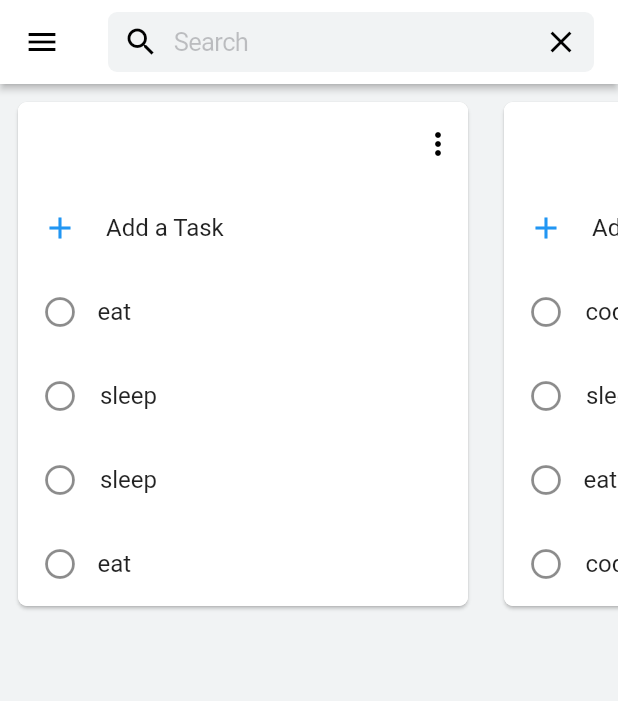
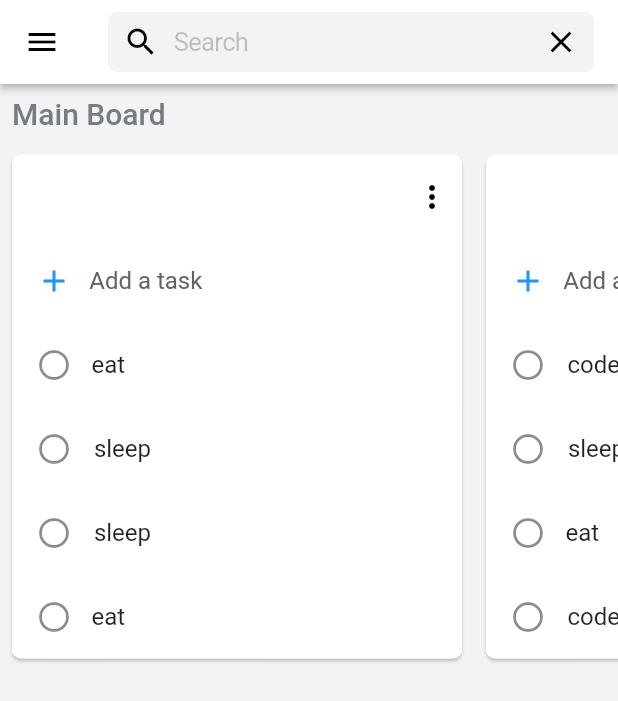
Before and after one commit to plokmij/todo, a Flutter app: the screen it shows after launch, on a phone screen of 412 x 824 dp. Shown: the top 701 px of the screen. Run offline on Flutter 3.47's test engine with Material 2 defaults, Android fonts, the phone set to English and light mode, and no system bars; our stand-ins replace google_fonts.

Commit message:
add new list button plus board name

```diff
--- /dev/null
+++ b/lib/app.dart
@@ -0,0 +1,19 @@
+import 'package:flutter/material.dart';
+import 'package:google_fonts/google_fonts.dart';
+import 'package:todo/screens/screen.dart';
+
+class MyApp extends StatelessWidget {
+  // This widget is the root of your application.
+  @override
+  Widget build(BuildContext context) {
+    return MaterialApp(
+      title: 'Flutter Demo',
+      theme: ThemeData(
+        textTheme: GoogleFonts.robotoTextTheme(),
+        primaryColor: Colors.white,
+        visualDensity: VisualDensity.adaptivePlatformDensity,
+      ),
+      home: Screen(),
+    );
+  }
+}
--- a/lib/main.dart
+++ b/lib/main.dart
@@ -1,22 +1,7 @@
 import 'package:flutter/cupertino.dart';
 import 'package:flutter/material.dart';
-import 'screens/screen.dart';
+import 'package:todo/app.dart';
 
 void main() {
   runApp(MyApp());
 }
-
-class MyApp extends StatelessWidget {
-  // This widget is the root of your application.
-  @override
-  Widget build(BuildContext context) {
-    return MaterialApp(
-      title: 'Flutter Demo',
-      theme: ThemeData(
-        primaryColor: Colors.white,
-        visualDensity: VisualDensity.adaptivePlatformDensity,
-      ),
-      home: Screen(),
-    );
-  }
-}
--- a/lib/screens/screen.dart
+++ b/lib/screens/screen.dart
@@ -1,5 +1,6 @@
 import 'package:flutter/cupertino.dart';
 import 'package:flutter/material.dart';
+import 'package:todo/widgets/add_new_list_button.dart';
 import 'package:todo/widgets/todo_card.dart';
 
 class Screen extends StatelessWidget {
@@ -40,7 +41,19 @@ class Screen extends StatelessWidget {
         ),
       ),
       backgroundColor: Color(0xffF1F3F4),
-      body: SingleChildScrollView(
+      body: Column(
+        crossAxisAlignment: CrossAxisAlignment.start,
+        children: [
+          Padding(
+            padding: const EdgeInsets.all(8.0),
+            child: Text(
+              'Main Board',
+              style: Theme.of(context).textTheme.headline6.copyWith(
+                    color: Color.fromRGBO(119, 124, 130, 1),
+                  ),
+            ),
+          ),
+          SingleChildScrollView(
             scrollDirection: Axis.horizontal,
             child: Row(
               crossAxisAlignment: CrossAxisAlignment.start,
@@ -79,8 +92,11 @@ class Screen extends StatelessWidget {
                     'bad code',
                   ],
                 ),
+                AddNewListItemButton(),
               ],
             ),
+          ),
+        ],
       ),
       drawer: Drawer(
         child: ListView(
--- a/lib/widgets/todo_card.dart
+++ b/lib/widgets/todo_card.dart
@@ -1,4 +1,5 @@
 import 'package:flutter/material.dart';
+import 'package:todo/widgets/add_new_list_button.dart';
 
 class TodoCard extends StatelessWidget {
   const TodoCard({
@@ -18,6 +19,7 @@ class TodoCard extends StatelessWidget {
             6,
           ),
         ),
+        margin: EdgeInsets.all(0),
         child: Container(
           decoration: BoxDecoration(
             color: Colors.white,
@@ -44,8 +46,13 @@ class TodoCard extends StatelessWidget {
                   color: Colors.blue,
                 ),
                 title: Align(
-                  child: Text('Add a Task'),
-                  alignment: Alignment(-1.2, 0),
+                  child: Text(
+                    'Add a task',
+                    style: TextStyle(
+                      color: Color(0xff5f6368),
+                    ),
+                  ),
+                  alignment: Alignment(-1.3, 0),
                 ),
               ),
               ...tasks
--- a/pubspec.yaml
+++ b/pubspec.yaml
@@ -10,6 +10,7 @@ dependencies:
     sdk: flutter
   hive: ^1.4.1+1
   hive_flutter: ^0.3.0+2
+  google_fonts:
 
 dev_dependencies:
 
```
Also changed, not shown: lib/widgets/add_new_list_button.dart (added, +31 -0 lines), pubspec.lock. Lines whose indentation alone changed are shown as unchanged.
